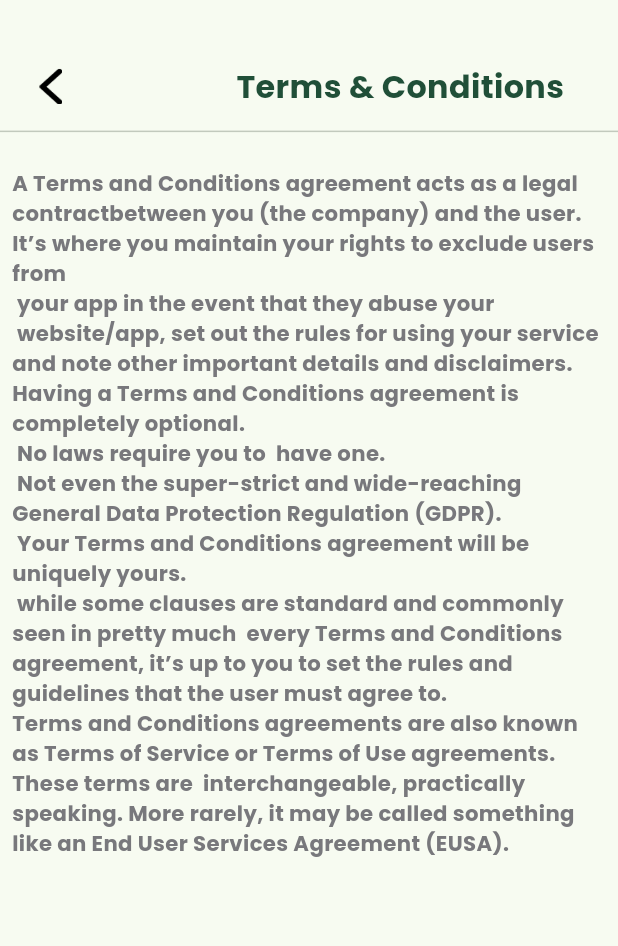
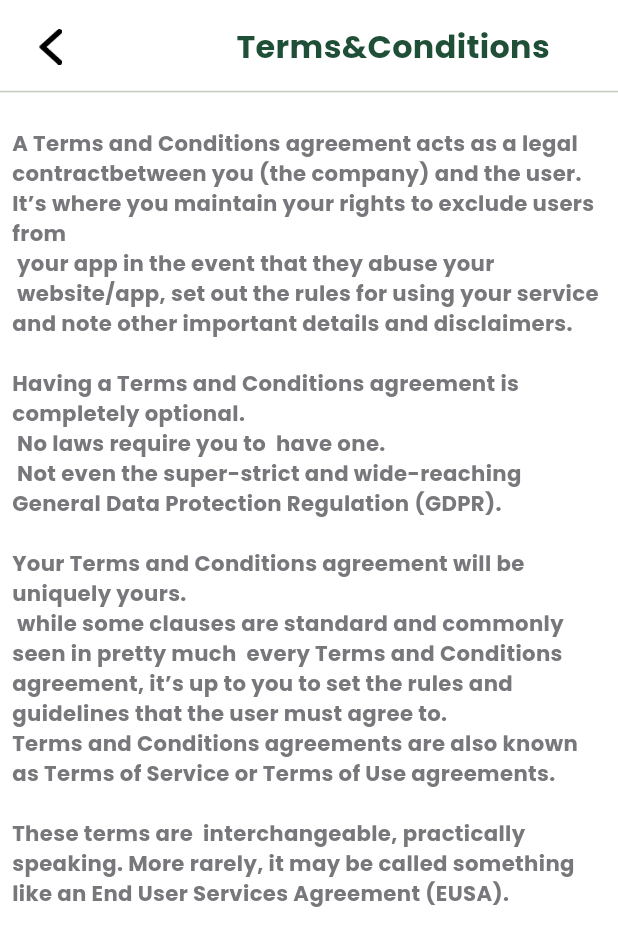
Before and after one commit to noRan56/puresoftinternproject, a Flutter app: the TermsAndConditionsView screen opened directly, on a phone screen of 412 x 824 dp. Shown: the top 946 px of the screen. Run offline on Flutter 3.47's test engine with Material 3 defaults, Android fonts, the phone set to English and light mode, and no system bars; our stand-ins replace flutter_screenutil, intl_phone_field, shared_preferences, smooth_page_indicator; accounts and stored records are empty.

Commit message:
Link All UI

```diff
--- a/lib/core/routing/routes.dart
+++ b/lib/core/routing/routes.dart
@@ -7,12 +7,15 @@
   static const String navBarView = '/navBarView';
   static const String otpView = '/otpView';
   static const String homeView = '/homeView';
+  static const String basketView = '/basketView';
+  static const String sellerDetails = '/sellerDetails';
   static const String favoriteView = '/favoriteView';
   static const String myOrderView = '/myOrderView';
   static const String orderTrackingView = '/orderTrackingView';
   static const String authenticationView = '/authenticationView';
   static const String detailsProductView = '/datailsProductView';
   static const String profileView = '/profileView';
+  static const String termsView = '/termsView';
   static const String wishListView = '/wishListView';
   static const String addProduct = '/addProductView';
   static const String cartView = '/cartView';
--- a/lib/feature/presentation_layer/view/terms_view.dart
+++ b/lib/feature/presentation_layer/view/terms_view.dart
@@ -1,7 +1,9 @@
 import 'package:flutter/material.dart';
 import 'package:flutter_screenutil/flutter_screenutil.dart';
 import 'package:puresoftinternproject/core/constant/global_portrait.dart';
+import 'package:puresoftinternproject/core/routing/routes.dart';
 import 'package:puresoftinternproject/core/shared_widget/appbar_title_arrow.dart';
+import 'package:puresoftinternproject/core/styles/custom_app_colors.dart';
 import 'package:puresoftinternproject/core/styles/custom_app_text.dart';
 
 class TermsAndConditionsView extends StatelessWidget {
@@ -9,27 +11,36 @@
 
   @override
   Widget build(BuildContext context) {
-    return Scaffold(
-      body: OrientationBuilderWidget(
-        portraitBuilder: (context) => buildLayout(),
-        landscapeBuilder: (context) => buildLayout(),
+    return SafeArea(
+      child: Scaffold(
+        backgroundColor: CustomAppColors.white,
+        body: OrientationBuilderWidget(
+          portraitBuilder: (context) => buildLayout(context),
+          landscapeBuilder: (context) => buildLayout(context),
+        ),
       ),
     );
   }
 }
 
-Widget buildLayout() {
+Widget buildLayout(context) {
   return SingleChildScrollView(
     child: Column(
       children: [
-        SizedBox(height: 40.h),
-        AppbarTitleArrow(text: 'Terms & Conditions'),
+        SizedBox(height: 10.h),
+        GestureDetector(
+          onTap: () {
+            // if user Auth go to home (NavBaView) else go to login
+            Navigator.pushReplacementNamed(context, Routes.navBarView);
+          },
+          child: AppbarTitleArrow(text: 'Terms&Conditions'),
+        ),
         Divider(),
         SizedBox(height: 10.h),
         Padding(
           padding: const EdgeInsets.all(8.0),
           child: Text(
-            'A Terms and Conditions agreement acts as a legal contractbetween you (the company) and the user.\nIt’s where you maintain your rights to exclude users from\n your app in the event that they abuse your\n website/app, set out the rules for using your service and note other important details and disclaimers.\nHaving a Terms and Conditions agreement is completely optional.\n No laws require you to  have one.\n Not even the super-strict and wide-reaching General Data Protection Regulation (GDPR).\n Your Terms and Conditions agreement will be uniquely yours.\n while some clauses are standard and commonly seen in pretty much  every Terms and Conditions agreement, it’s up to you to set the rules and guidelines that the user must agree to.\nTerms and Conditions agreements are also known as Terms of Service or Terms of Use agreements.\nThese terms are  interchangeable, practically speaking. More rarely, it may be called something like an End User Services Agreement (EUSA).',
+            'A Terms and Conditions agreement acts as a legal contractbetween you (the company) and the user.\nIt’s where you maintain your rights to exclude users from\n your app in the event that they abuse your\n website/app, set out the rules for using your service and note other important details and disclaimers.\n \nHaving a Terms and Conditions agreement is completely optional.\n No laws require you to  have one.\n Not even the super-strict and wide-reaching General Data Protection Regulation (GDPR).\n \nYour Terms and Conditions agreement will be uniquely yours.\n while some clauses are standard and commonly seen in pretty much  every Terms and Conditions agreement, it’s up to you to set the rules and guidelines that the user must agree to.\nTerms and Conditions agreements are also known as Terms of Service or Terms of Use agreements.\n \nThese terms are  interchangeable, practically speaking. More rarely, it may be called something like an End User Services Agreement (EUSA).',
             style: CustomAppText.font16RegularLightGrey,
           ),
         ),
```
Also changed, not shown: lib/app_router.dart (+6 -2 lines), lib/feature/presentation_layer/view/home_view.dart (+12 -7 lines).
